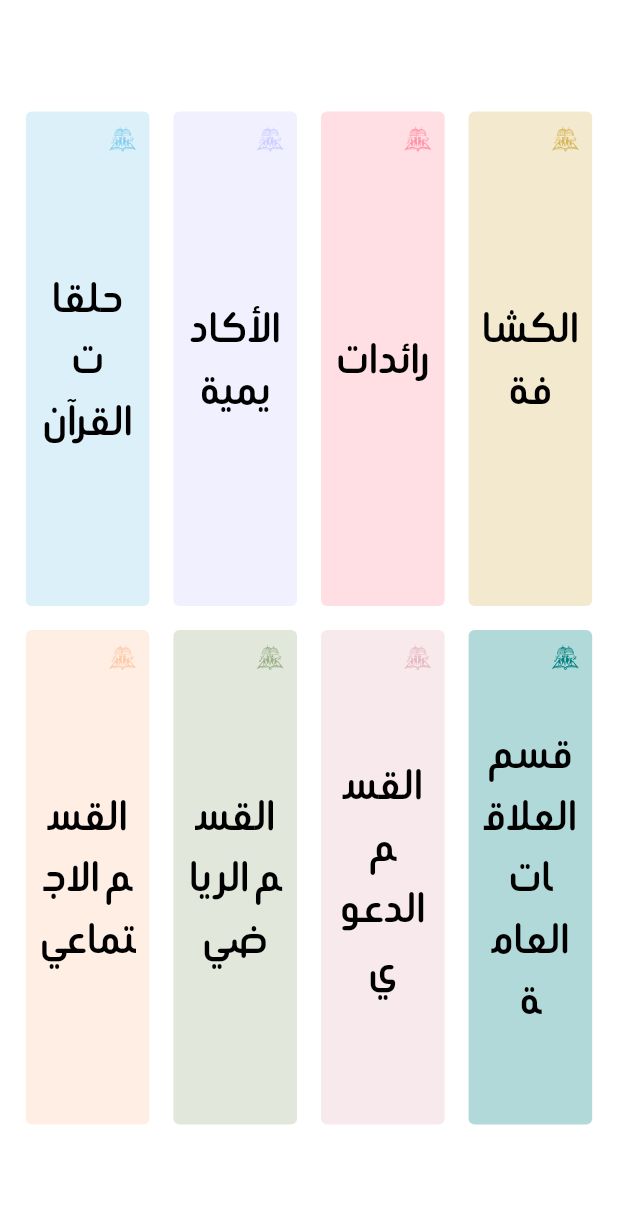
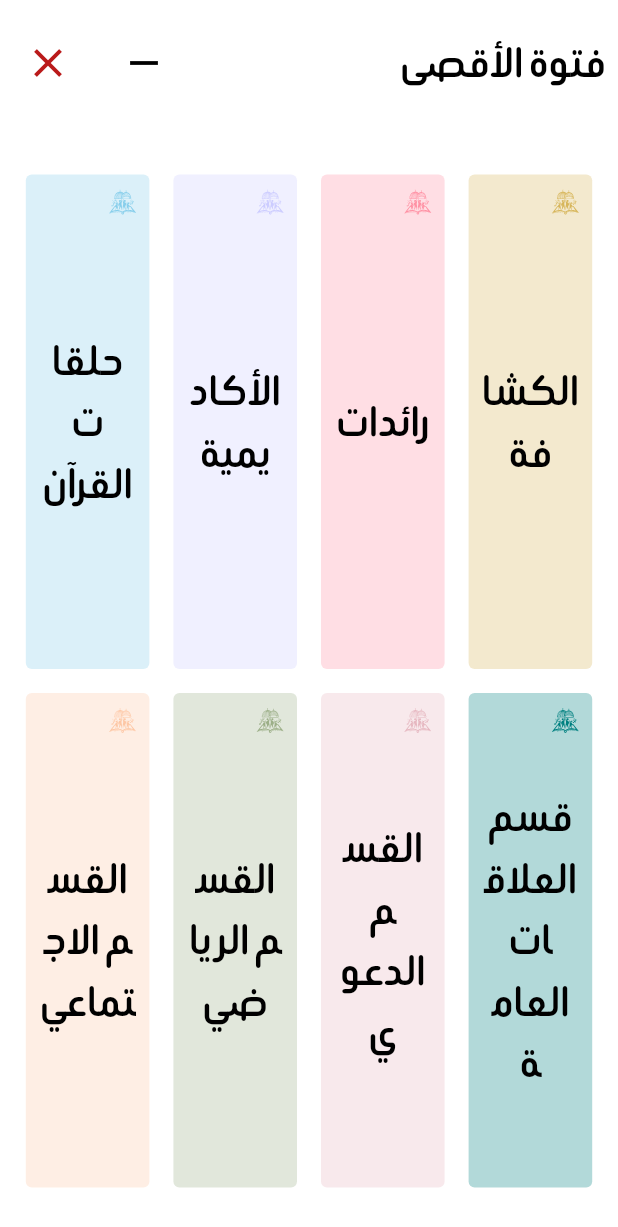
Before and after one commit to Soko9/fotowah_cmf, a Flutter app: the screen it shows after launch, on a phone screen of 412 x 824 dp. Shown: the top 1227 px of the screen. Run offline on Flutter 3.47's test engine with Material 3 defaults, Android fonts, the phone set to English and light mode, and no system bars; our stand-ins replace flutter_svg.

Commit message:
feat: implement window controls and custom top bar for enhanced UI experience

```diff
--- /dev/null
+++ b/lib/app/config/window_controls.dart
@@ -0,0 +1,13 @@
+import 'package:flutter/services.dart';
+
+class WindowControls {
+  static const MethodChannel _channel = MethodChannel('window_controls');
+
+  static Future<void> minimize() async {
+    await _channel.invokeMethod('minimize');
+  }
+
+  static Future<void> close() async {
+    await _channel.invokeMethod('close');
+  }
+}
--- /dev/null
+++ b/lib/app/config/window_custom_top_bar.dart
@@ -0,0 +1,51 @@
+import 'package:flutter/material.dart';
+import 'package:fotowah_cmf/app/config/window_controls.dart';
+import 'package:fotowah_cmf/app/core/shared/extensions/context_extensions.dart';
+import 'package:fotowah_cmf/app/core/theme/app_colors.dart';
+
+class WindowCustomTopBar extends StatelessWidget
+    implements PreferredSizeWidget {
+  const WindowCustomTopBar({this.title, this.isCenter = false, super.key});
+
+  final String? title;
+  final bool isCenter;
+
+  @override
+  Widget build(BuildContext context) {
+    return Container(
+      color: Colors.transparent,
+      padding: const EdgeInsets.symmetric(horizontal: 8),
+      alignment: Alignment.center,
+      child: Directionality(
+        textDirection: TextDirection.rtl,
+        child: Row(
+          spacing: 16,
+          children: [
+            Expanded(
+              child: Text(
+                title ?? '',
+                textAlign: isCenter ? TextAlign.center : TextAlign.start,
+                style: context.textTheme.titleLarge,
+              ),
+            ),
+            const IconButton(
+              onPressed: WindowControls.minimize,
+              color: AppColors.text,
+              iconSize: 32,
+              icon: Icon(Icons.remove),
+            ),
+            IconButton(
+              onPressed: WindowControls.close,
+              iconSize: 32,
+              color: context.colorScheme.error,
+              icon: const Icon(Icons.close),
+            ),
+          ],
+        ),
+      ),
+    );
+  }
+
+  @override
+  Size get preferredSize => const Size.fromHeight(kToolbarHeight * 1.5);
+}
--- a/lib/app/core/theme/app_theme.dart
+++ b/lib/app/core/theme/app_theme.dart
@@ -9,5 +9,12 @@ class AppTheme {
     scaffoldBackgroundColor: AppColors.background,
     colorScheme: ColorScheme.fromSeed(seedColor: AppColors.primary),
     textTheme: AppTextTheme.appTextTheme,
+    appBarTheme: const AppBarTheme(
+      backgroundColor: Colors.transparent,
+      foregroundColor: AppColors.text,
+      elevation: 0,
+      centerTitle: true,
+      actionsPadding: EdgeInsets.only(right: 8),
+    ),
   );
 }
--- a/lib/app/src/home/home_screen.dart
+++ b/lib/app/src/home/home_screen.dart
@@ -1,4 +1,5 @@
 import 'package:flutter/material.dart';
+import 'package:fotowah_cmf/app/config/window_custom_top_bar.dart';
 import 'package:fotowah_cmf/app/core/shared/models/section_model.dart';
 import 'package:fotowah_cmf/app/src/home/widgets/section_tile.dart';
 
@@ -10,6 +11,9 @@ class HomeScreen extends StatelessWidget {
   @override
   Widget build(BuildContext context) {
     return Scaffold(
+      appBar: const WindowCustomTopBar(
+        title: 'فتوة الأقصى',
+      ),
       body: Center(
         child: Wrap(
           alignment: WrapAlignment.center,
--- a/pubspec.yaml
+++ b/pubspec.yaml
@@ -12,7 +12,6 @@ dependencies:
   flutter:
     sdk: flutter
   flutter_svg: ^2.2.3
-  window_manager: ^0.5.1
 
 dev_dependencies:
   very_good_analysis: ^10.0.0
```
Also changed, not shown: lib/main.dart (+9 -12 lines), pubspec.lock, 3 other files.
